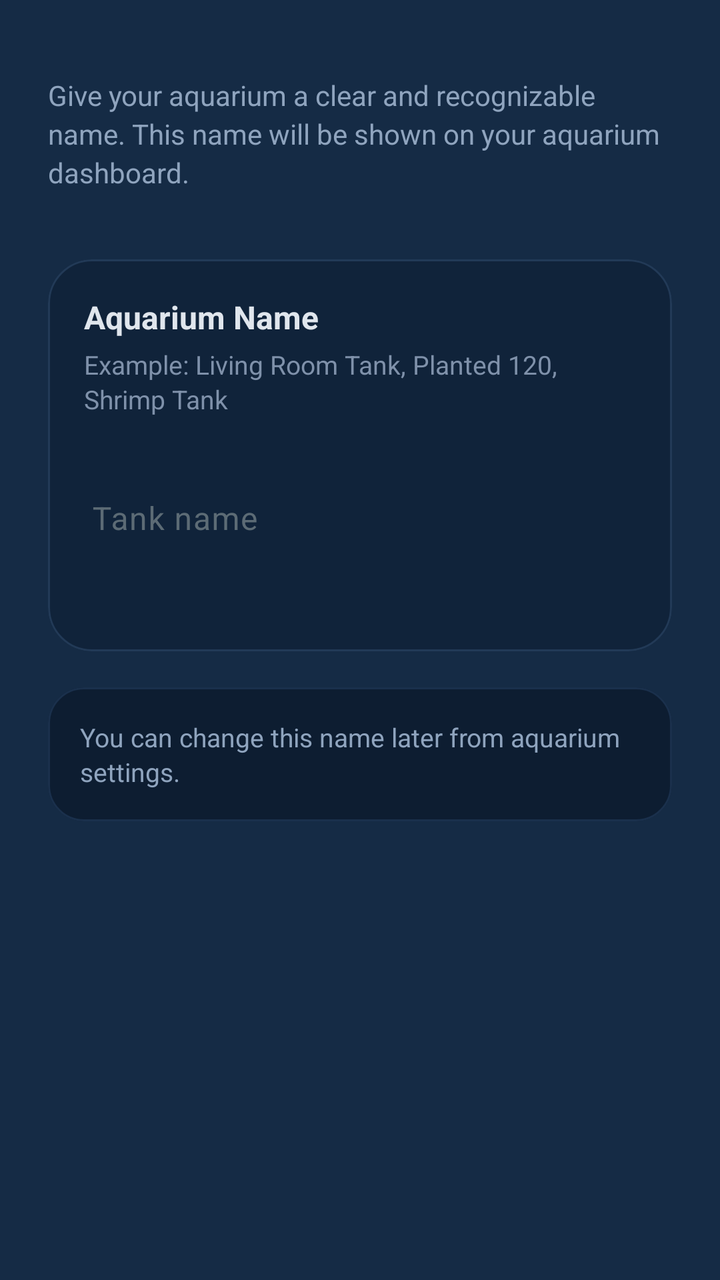
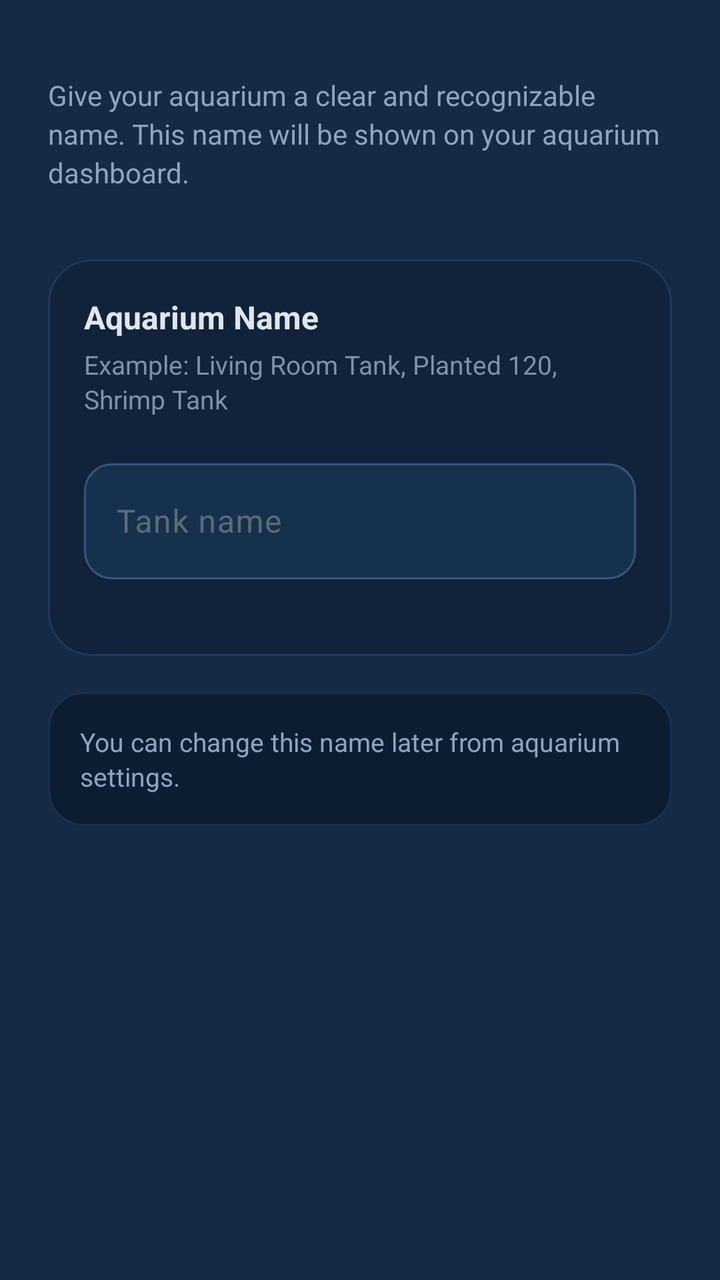

Screens rendered from an Android XML layout before and after an edit, with the pre-edit source and the edit as a unified diff.
<!-- AndroidManifest.xml: application theme AppTheme -->
<!-- res/layout/fragment_tank_name.xml -->
<?xml version="1.0" encoding="utf-8"?>
<ScrollView
    xmlns:android="http://schemas.android.com/apk/res/android"
    xmlns:app="http://schemas.android.com/apk/res-auto"
    android:layout_width="match_parent"
    android:layout_height="match_parent"
    android:background="@color/background_color"
    android:fillViewport="true">

    <LinearLayout
        android:layout_width="match_parent"
        android:layout_height="wrap_content"
        android:orientation="vertical"
        android:paddingStart="24dp"
        android:paddingEnd="24dp"
        android:paddingTop="28dp"
        android:paddingBottom="24dp">

        <TextView
            android:id="@+id/tvStepDescription"
            android:layout_width="match_parent"
            android:layout_height="wrap_content"
            android:layout_marginTop="10dp"
            android:text="Give your aquarium a clear and recognizable name. This name will be shown on your aquarium dashboard."
            android:textColor="#8FA4BE"
            android:textSize="14sp"
            android:lineSpacingExtra="3dp" />

        <com.google.android.material.card.MaterialCardView
            android:id="@+id/cardTankName"
            android:layout_width="match_parent"
            android:layout_height="wrap_content"
            android:layout_marginTop="34dp"
            app:cardBackgroundColor="#10233A"
            app:cardCornerRadius="22dp"
            app:cardElevation="0dp"
            app:strokeColor="#223A57"
            app:strokeWidth="1dp">

            <LinearLayout
                android:layout_width="match_parent"
                android:layout_height="wrap_content"
                android:orientation="vertical"
                android:padding="18dp">

                <TextView
                    android:id="@+id/tvInputTitle"
                    android:layout_width="match_parent"
                    android:layout_height="wrap_content"
                    android:text="Aquarium Name"
                    android:textColor="?attr/colorOnSurface"
                    android:textSize="16sp"
                    android:textStyle="bold" />

                <TextView
                    android:id="@+id/tvInputHint"
                    android:layout_width="match_parent"
                    android:layout_height="wrap_content"
                    android:layout_marginTop="4dp"
                    android:text="Example: Living Room Tank, Planted 120, Shrimp Tank"
                    android:textColor="#7F91AA"
                    android:textSize="13sp"
                    android:lineSpacingExtra="2dp" />

                <com.google.android.material.textfield.TextInputLayout
                    android:id="@+id/tilTankName"
                    android:layout_width="match_parent"
                    android:layout_height="wrap_content"
                    android:layout_marginTop="18dp"
                    android:hint="Tank name"
                    app:boxBackgroundMode="outline"
                    app:boxBackgroundColor="#16314D"
                    app:boxCornerRadiusTopStart="14dp"
                    app:boxCornerRadiusTopEnd="14dp"
                    app:boxCornerRadiusBottomStart="14dp"
                    app:boxCornerRadiusBottomEnd="14dp"
                    app:boxStrokeColor="#355679"
                    app:boxStrokeWidth="1dp"
                    app:boxStrokeWidthFocused="2dp"
                    app:hintTextColor="#8ABEF5"
                    app:errorEnabled="true">

                    <com.google.android.material.textfield.TextInputEditText
                        android:id="@+id/etTankName"
                        android:layout_width="match_parent"
                        android:layout_height="wrap_content"
                        android:background="@android:color/transparent"
                        android:inputType="textCapWords"
                        android:maxLength="32"
                        android:paddingStart="4dp"
                        android:paddingEnd="4dp"
                        android:singleLine="true"
                        android:textColor="?attr/colorOnSurface"
                        android:textColorHint="#7F91AA"
                        android:textSize="16sp" />

                </com.google.android.material.textfield.TextInputLayout>

            </LinearLayout>

        </com.google.android.material.card.MaterialCardView>

        <com.google.android.material.card.MaterialCardView
            android:id="@+id/cardInfo"
            android:layout_width="match_parent"
            android:layout_height="wrap_content"
            android:layout_marginTop="18dp"
            app:cardBackgroundColor="#0D1D31"
            app:cardCornerRadius="18dp"
            app:cardElevation="0dp"
            app:strokeColor="#1A304C"
            app:strokeWidth="1dp">

            <TextView
                android:id="@+id/tvNameInfo"
                android:layout_width="match_parent"
                android:layout_height="wrap_content"
                android:padding="16dp"
                android:text="You can change this name later from aquarium settings."
                android:textColor="#8FA4BE"
                android:textSize="13sp"
                android:lineSpacingExtra="2dp" />

        </com.google.android.material.card.MaterialCardView>

    </LinearLayout>

</ScrollView>
<!-- resources referenced by this layout -->
<resources>
  <color name="background_color">#152B45</color>
  <style name="AppTheme" parent="Theme.Material3.DayNight.NoActionBar">
  
          
          <item name="colorPrimary">@color/md_theme_light_primary</item>
          <item name="colorOnPrimary">@color/md_theme_light_onPrimary</item>
          <item name="colorSecondary">@color/md_theme_light_secondary</item>
          <item name="colorOnSecondary">@color/md_theme_light_onSecondary</item>
  
          
          <item name="android:colorBackground">@color/md_theme_light_background</item>
          <item name="colorSurface">@color/md_theme_light_surface</item>
          <item name="colorOnSurface">@color/md_theme_light_onSurface</item>
  
          
          <item name="colorSurfaceVariant">@color/md_theme_light_surfaceVariant</item>
          <item name="colorOnSurfaceVariant">@color/md_theme_light_onSurfaceVariant</item>
          <item name="colorOutline">@color/md_theme_light_outline</item>
          <item name="colorOutlineVariant">@color/md_theme_light_outlineVariant</item>
          <item name="colorError">@color/md_theme_light_error</item>
          <item name="colorOnError">@color/md_theme_light_onError</item>
  
          
          <item name="android:statusBarColor">@android:color/transparent</item>
          <item name="android:navigationBarColor">@android:color/black</item>
  
          
          <item name="android:windowLightStatusBar">true</item>
          <item name="android:windowLightNavigationBar">true</item>
  
          
          <item name="windowActionBar">false</item>
          <item name="android:windowNoTitle">true</item>
      </style>
  <color name="md_theme_light_primary">#2196F3</color>
  <color name="md_theme_light_onPrimary">#FFFFFF</color>
  <color name="md_theme_light_secondary">#4A6363</color>
  <color name="md_theme_light_onSecondary">#FFFFFF</color>
  <color name="md_theme_light_background">#152B45</color>
  <color name="md_theme_light_surface">#152B45</color>
  <color name="md_theme_light_onSurface">#E0E6ED</color>
  <color name="md_theme_light_surfaceVariant">#233042</color>
  <color name="md_theme_light_onSurfaceVariant">#5C6B75</color>
  <color name="md_theme_light_outline">#455A64</color>
  <color name="md_theme_light_outlineVariant">#37474F</color>
  <color name="md_theme_light_error">#D32F2F</color>
  <color name="md_theme_light_onError">#FFFFFF</color>
</resources>

<!-- the commit's change to res/layout/fragment_tank_name.xml (unified diff, before → after) -->
@@ -69,29 +69,28 @@
                     android:layout_marginTop="18dp"
                     android:hint="Tank name"
                     app:boxBackgroundMode="outline"
-                    app:boxBackgroundColor="#16314D"
+                    app:boxBackgroundColor="@color/aqua_input_background"
                     app:boxCornerRadiusTopStart="14dp"
                     app:boxCornerRadiusTopEnd="14dp"
                     app:boxCornerRadiusBottomStart="14dp"
                     app:boxCornerRadiusBottomEnd="14dp"
-                    app:boxStrokeColor="#355679"
+                    app:boxStrokeColor="@color/aqua_input_stroke_color"
                     app:boxStrokeWidth="1dp"
                     app:boxStrokeWidthFocused="2dp"
-                    app:hintTextColor="#8ABEF5"
+                    app:hintTextColor="@color/aqua_input_hint_color"
                     app:errorEnabled="true">
 
                     <com.google.android.material.textfield.TextInputEditText
                         android:id="@+id/etTankName"
                         android:layout_width="match_parent"
                         android:layout_height="wrap_content"
-                        android:background="@android:color/transparent"
                         android:inputType="textCapWords"
                         android:maxLength="32"
-                        android:paddingStart="4dp"
-                        android:paddingEnd="4dp"
+                        android:minHeight="58dp"
                         android:singleLine="true"
                         android:textColor="?attr/colorOnSurface"
-                        android:textColorHint="#7F91AA"
+                        android:textColorHint="@color/aqua_input_hint_unfocused"
+                        android:textCursorDrawable="@null"
                         android:textSize="16sp" />
 
                 </com.google.android.material.textfield.TextInputLayout>
<!-- resource entries referenced after the edit -->
@@ -1,5 +1,7 @@
 <!-- resources referenced by this layout -->
 <resources>
+  <color name="aqua_input_background">#16314D</color>
+  <color name="aqua_input_hint_unfocused">#7F91AA</color>
   <color name="background_color">#152B45</color>
   <style name="AppTheme" parent="Theme.Material3.DayNight.NoActionBar">
   
